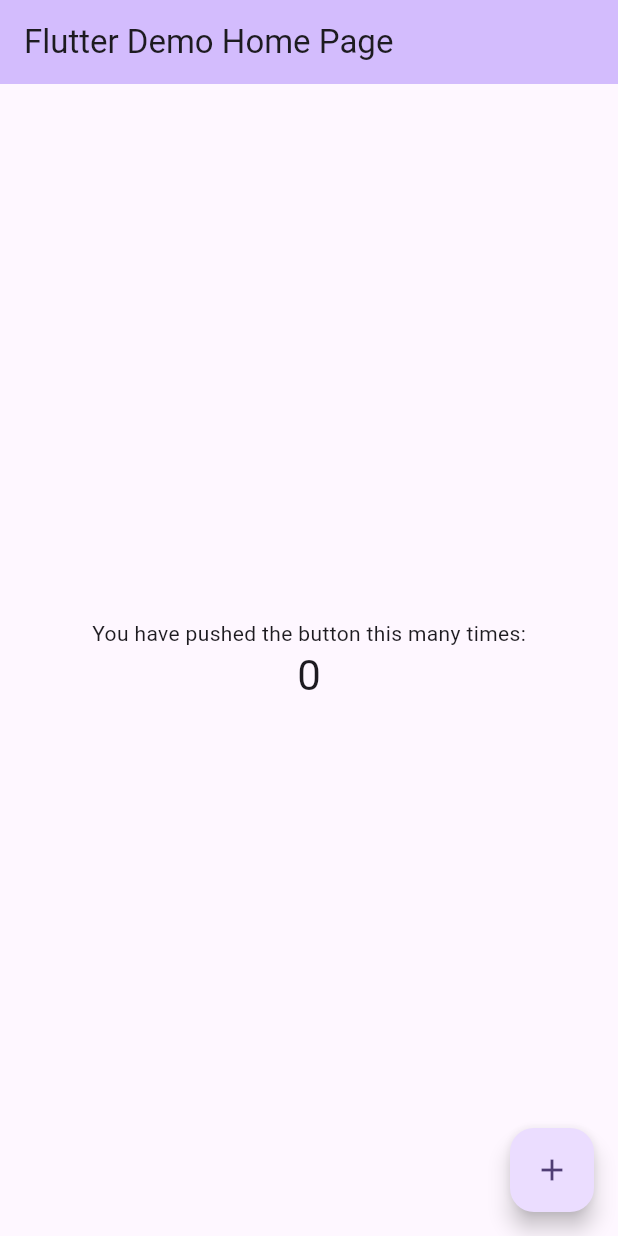
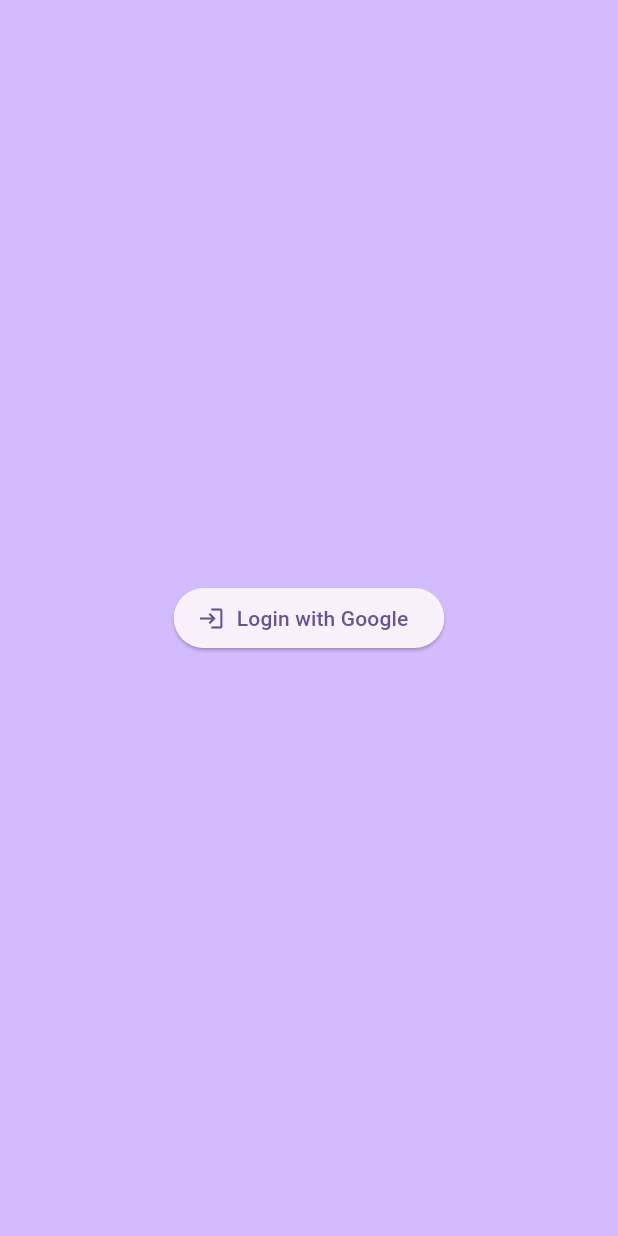
Before and after one commit to MaheshB77/password_manager, a Flutter app: the screen it shows after launch, on a phone screen of 412 x 824 dp. Run offline on Flutter 3.47's test engine with Material 3 defaults, Android fonts, the light colour scheme and no system bars; our stand-ins replace flutter_dotenv, flutter_riverpod, google_sign_in, supabase_flutter; accounts and stored records are empty.

Commit message:
Added basic setup and login functionality

```diff
--- /dev/null
+++ b/lib/config/env_config.dart
@@ -0,0 +1,5 @@
+import 'package:flutter_dotenv/flutter_dotenv.dart';
+
+Future<void> envInit() async {
+  await dotenv.load(fileName: ".env");
+}
--- a/lib/main.dart
+++ b/lib/main.dart
@@ -1,7 +1,19 @@
 import 'package:flutter/material.dart';
+import 'package:flutter_riverpod/flutter_riverpod.dart';
+import 'package:password_manager/config/env_config.dart';
+import 'package:password_manager/config/supabase_config.dart';
+import 'package:password_manager/screens/login_screen.dart';
+import 'package:password_manager/theme/light_theme.dart';
 
-void main() {
-  runApp(const MyApp());
+void main() async {
+  WidgetsFlutterBinding.ensureInitialized();
+  await envInit();
+  await supabaseInit();
+  runApp(
+    const ProviderScope(
+      child: MyApp(),
+    ),
+  );
 }
 
 class MyApp extends StatelessWidget {
@@ -11,60 +23,9 @@
   @override
   Widget build(BuildContext context) {
     return MaterialApp(
-      title: 'Flutter Demo',
-      theme: ThemeData(
-        colorScheme: ColorScheme.fromSeed(seedColor: Colors.deepPurple),
-        useMaterial3: true,
-      ),
-      home: const MyHomePage(title: 'Flutter Demo Home Page'),
+      title: 'Password Manager',
+      theme: lightTheme,
+      home: const LoginScreen(),
     );
   }
 }
-
-class MyHomePage extends StatefulWidget {
-  const MyHomePage({super.key, required this.title});
-
-  final String title;
-
-  @override
-  State<MyHomePage> createState() => _MyHomePageState();
-}
-
-class _MyHomePageState extends State<MyHomePage> {
-  int _counter = 0;
-
-  void _incrementCounter() {
-    setState(() {
-      _counter++;
-    });
-  }
-
-  @override
-  Widget build(BuildContext context) {
-    return Scaffold(
-      appBar: AppBar(
-        backgroundColor: Theme.of(context).colorScheme.inversePrimary,
-        title: Text(widget.title),
-      ),
-      body: Center(
-        child: Column(
-          mainAxisAlignment: MainAxisAlignment.center,
-          children: <Widget>[
-            const Text(
-              'You have pushed the button this many times:',
-            ),
-            Text(
-              '$_counter',
-              style: Theme.of(context).textTheme.headlineMedium,
-            ),
-          ],
-        ),
-      ),
-      floatingActionButton: FloatingActionButton(
-        onPressed: _incrementCounter,
-        tooltip: 'Increment',
-        child: const Icon(Icons.add),
-      ),
-    );
-  }
-}
--- /dev/null
+++ b/lib/models/password.dart
@@ -0,0 +1,30 @@
+class Password {
+  final String title;
+  final String username;
+  final String password;
+  String? id;
+  String? email;
+  String? note;
+  List<Field>? fields;
+  DateTime? createdAt;
+  DateTime? updatedAt;
+
+  Password({
+    required this.title,
+    required this.username,
+    required this.password,
+    this.id,
+    this.email,
+    this.note,
+    this.fields,
+    this.createdAt,
+    this.updatedAt,
+  });
+}
+
+class Field {
+  final String name;
+  final String value;
+
+  const Field({required this.name, required this.value});
+}
--- /dev/null
+++ b/lib/screens/login_screen.dart
@@ -0,0 +1,64 @@
+import 'package:flutter/material.dart';
+import 'package:flutter_riverpod/flutter_riverpod.dart';
+import 'package:password_manager/providers/auth_provider.dart';
+import 'package:password_manager/screens/home_screen.dart';
+
+class LoginScreen extends ConsumerStatefulWidget {
+  const LoginScreen({super.key});
+
+  @override
+  ConsumerState<LoginScreen> createState() => _LoginScreenState();
+}
+
+class _LoginScreenState extends ConsumerState<LoginScreen> {
+  void _loginWithGoogle() async {
+    await ref.read(authProvider.notifier).signInWithGoogle();
+    if (context.mounted) {
+      Navigator.push(
+        context,
+        MaterialPageRoute(
+          builder: (ctx) => const HomeScreen(),
+        ),
+      );
+    }
+  }
+
+  void _logout() {
+    ref.read(authProvider.notifier).signOut();
+  }
+
+  @override
+  Widget build(BuildContext context) {
+    final user = ref.watch(authProvider);
+    Widget content = ElevatedButton.icon(
+      onPressed: _loginWithGoogle,
+      icon: const Icon(Icons.login),
+      label: const Text('Login with Google'),
+    );
+
+    if (user != null) {
+      content = ElevatedButton.icon(
+        onPressed: _logout,
+        icon: const Icon(Icons.logout),
+        label: const Text('Logout'),
+      );
+    }
+
+    return Scaffold(
+      body: Center(
+        child: Container(
+          height: double.infinity,
+          width: double.infinity,
+          decoration: BoxDecoration(
+            color: Theme.of(context).colorScheme.inversePrimary,
+          ),
+          child: Column(
+            mainAxisSize: MainAxisSize.min,
+            mainAxisAlignment: MainAxisAlignment.center,
+            children: [content],
+          ),
+        ),
+      ),
+    );
+  }
+}
--- /dev/null
+++ b/lib/theme/light_theme.dart
@@ -0,0 +1,10 @@
+import 'package:flutter/material.dart';
+
+final lightTheme = ThemeData(
+  colorScheme: lightColorScheme,
+  brightness: Brightness.light,
+);
+
+final lightColorScheme = ColorScheme.fromSeed(
+  seedColor: Colors.deepPurple,
+);
```
Also changed, not shown: lib/config/supabase_config.dart (added, +9 -0 lines), lib/providers/auth_provider.dart (added, +61 -0 lines), lib/screens/home_screen.dart (added, +24 -0 lines), lib/widgets/home_screen_drawer.dart (added, +69 -0 lines), pubspec.yaml (+7 -3 lines), pubspec.lock, 6 other files.
